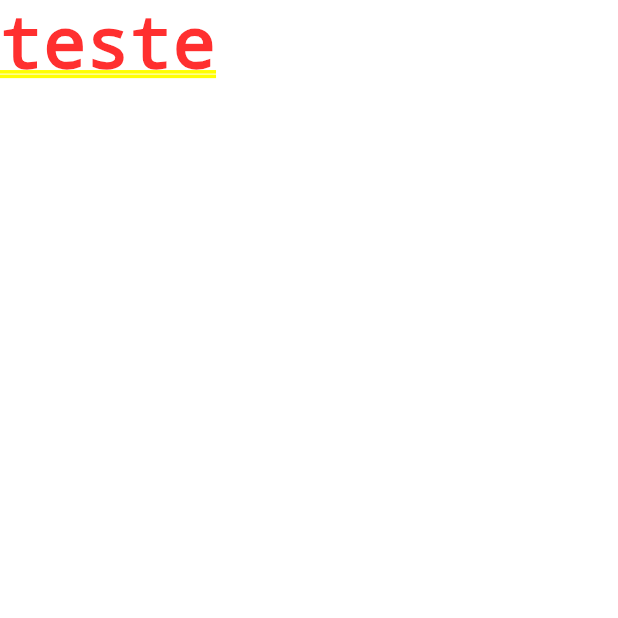
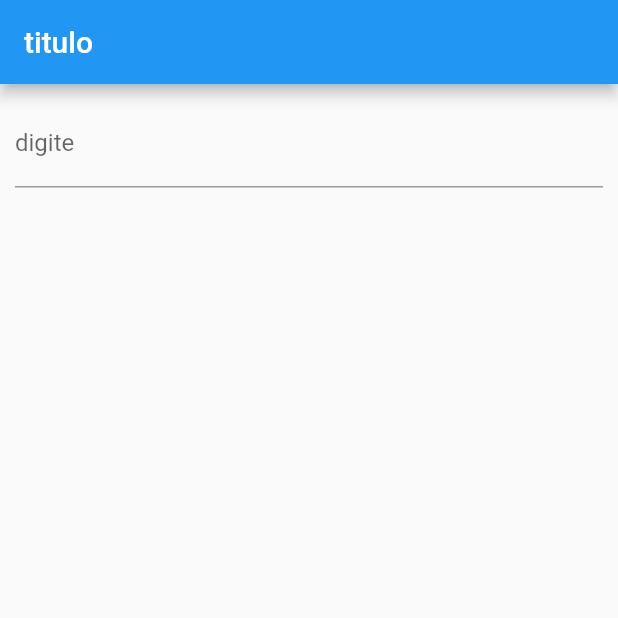
Before and after one commit to EdsonMateus1/flutter_yutube_search, a Flutter app: the screen it shows after launch, on a phone screen of 412 x 824 dp, the top half of it. Run offline on Flutter 3.47's test engine with Material 2 defaults, Android fonts, the phone set to English and light mode, and no system bars; our stand-ins replace bloc, flutter_modular.

```diff
--- a/lib/features/yutube_search/presentation/app/app_module.dart
+++ b/lib/features/yutube_search/presentation/app/app_module.dart
@@ -5,8 +5,9 @@ import 'package:bloc_yutube_shearch/features/yutube_search/domain/repositories/s
 import 'package:bloc_yutube_shearch/features/yutube_search/domain/usecases/search_usercase.dart';
 import 'package:bloc_yutube_shearch/features/yutube_search/external/search_datasource_impl.dart';
 import 'package:bloc_yutube_shearch/features/yutube_search/presentation/app/app_widiget.dart';
-import 'package:flutter/material.dart';
-import 'package:flutter/src/widgets/framework.dart';
+import 'package:bloc_yutube_shearch/features/yutube_search/presentation/bloc/search_bloc.dart';
+import 'package:bloc_yutube_shearch/features/yutube_search/presentation/pages/yutube_search_page.dart';
+import 'package:flutter/widgets.dart';
 import 'package:flutter_modular/flutter_modular.dart';
 
 class AppModule extends MainModule {
@@ -15,7 +16,8 @@ class AppModule extends MainModule {
         Bind<ISearch>((i) => SearchImpl(repository: i<ISearchRepository>())),
         Bind<ISearchRepository>(
             (i) => SearchRepositoryImpl(datasource: i<ISearchDataSource>())),
-        Bind<ISearchDataSource>((i) => SearchDataSourceImpl())
+        Bind<ISearchDataSource>((i) => SearchDataSourceImpl()),
+        Bind<SearchBloc>((i) => SearchBloc(search: i<ISearch>()))
       ];
 
   @override
@@ -25,7 +27,7 @@ class AppModule extends MainModule {
   List<ModularRouter> get routers => [
         ModularRouter(
           Modular.initialRoute,
-          child: (context, args) => Text("teste"),
+          child: (context, args) => YutubeSearchPage(),
         )
       ];
 }
--- a/lib/features/yutube_search/presentation/app/app_widiget.dart
+++ b/lib/features/yutube_search/presentation/app/app_widiget.dart
@@ -1,17 +1,19 @@
+import 'package:bloc_yutube_shearch/features/yutube_search/domain/usecases/search_usercase.dart';
 import 'package:flutter/material.dart';
 import 'package:flutter_modular/flutter_modular.dart';
 
 class AppWidiget extends StatelessWidget {
-  const AppWidiget();
+  final ISearch search = Modular.get<ISearch>();
+  AppWidiget();
 
   @override
   Widget build(BuildContext context) {
     return MaterialApp(
       title: "yutube search",
       theme: ThemeData(primaryColor: Colors.blue),
-      initialRoute: "/",
       navigatorKey: Modular.navigatorKey,
       onGenerateRoute: Modular.generateRoute,
+      initialRoute: "/",
     );
   }
 }
--- /dev/null
+++ b/lib/features/yutube_search/presentation/bloc/search_states.dart
@@ -0,0 +1,21 @@
+import 'package:bloc_yutube_shearch/features/yutube_search/domain/entities/video.dart';
+
+abstract class SearchState {}
+
+class StartSearchState implements SearchState {
+  const StartSearchState();
+}
+
+class LoadingSearchState implements SearchState {
+  const LoadingSearchState();
+}
+
+class ErrorSearchState implements SearchState {
+  final error;
+  const ErrorSearchState(this.error);
+}
+
+class SuccssSearchState implements SearchState {
+  final List<Video> video;
+  const SuccssSearchState(this.video);
+}
--- /dev/null
+++ b/lib/features/yutube_search/presentation/pages/yutube_search_page.dart
@@ -0,0 +1,32 @@
+import 'package:bloc_yutube_shearch/features/yutube_search/presentation/bloc/search_bloc.dart';
+import 'package:flutter/material.dart';
+import 'package:flutter_modular/flutter_modular.dart';
+
+class YutubeSearchPage extends StatefulWidget {
+  @override
+  _YutubeSearchPageState createState() => _YutubeSearchPageState();
+}
+
+class _YutubeSearchPageState
+    extends ModularState<YutubeSearchPage, SearchBloc> {
+  @override
+  Widget build(BuildContext context) {
+    return Scaffold(
+      appBar: AppBar(
+        title: Text('titulo'),
+      ),
+      body: LayoutBuilder(builder: (context, constraints) {
+        return Container(
+          padding: EdgeInsets.all(10),
+          child: Column(
+            children: [
+              TextField(
+                decoration: InputDecoration(labelText: "digite"),
+              ),
+            ],
+          ),
+        );
+      }),
+    );
+  }
+}
--- a/pubspec.yaml
+++ b/pubspec.yaml
@@ -27,8 +27,8 @@ dependencies:
   http: ^0.12.2
   shared_preferences: ^0.5.12+4
   rxdart: ^0.25.0
-  bloc_pattern: ^2.5.1
   flutter_modular: ^2.0.1
+  bloc: ^6.1.1
 
 
 
```
Also changed, not shown: lib/features/yutube_search/presentation/bloc/search_bloc.dart (added, +38 -0 lines), pubspec.lock.
